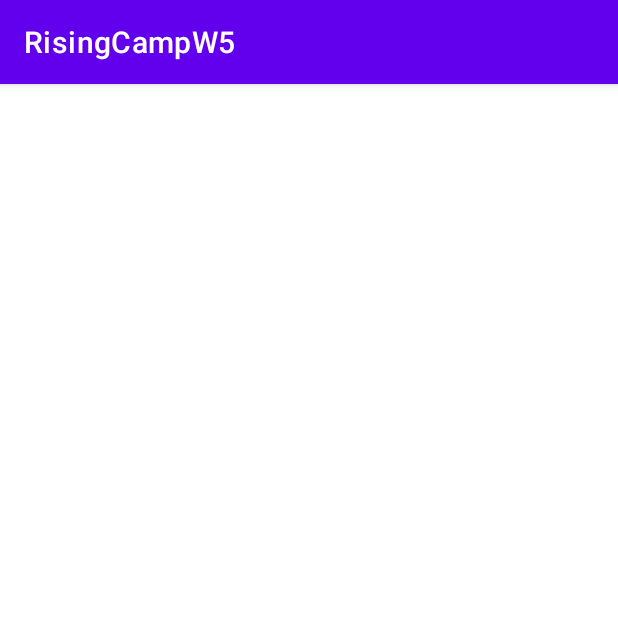
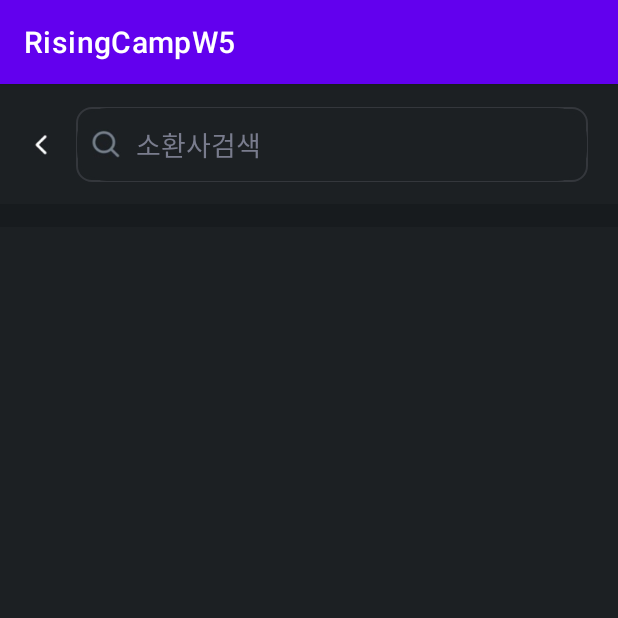
Before and after one commit to DHKINGG/RisingCampW5, an Android app: the screen it shows after launch (MainActivity before the commit, SearchActivity after it), on a phone screen of 412 x 824 dp, the top half of it. Run offline under Robolectric (Android 15) with nearby library versions, the phone set to English and light mode, and no system bars.

Commit message:
searchActivity 레이아웃 개발중

```diff
--- a/app/src/main/AndroidManifest.xml
+++ b/app/src/main/AndroidManifest.xml
@@ -16,10 +16,10 @@
         android:theme="@style/Theme.RisingCampW5"
         tools:targetApi="31">
         <activity
-            android:name=".SearchActivity"
+            android:name=".MainActivity"
             android:exported="false" />
         <activity
-            android:name=".MainActivity"
+            android:name=".SearchActivity"
             android:exported="true">
             <intent-filter>
                 <action android:name="android.intent.action.MAIN" />
--- /dev/null
+++ b/app/src/main/res/drawable/edt_rounding.xml
@@ -0,0 +1,28 @@
+<?xml version="1.0" encoding="utf-8"?>
+<layer-list xmlns:android="http://schemas.android.com/apk/res/android">
+    <item>
+        <shape android:shape="rectangle">
+            <stroke android:width = "1dp" android:color = "#34373c"/>
+            <corners
+                android:bottomRightRadius="10dp"
+                android:bottomLeftRadius="10dp"
+                android:topLeftRadius="10dp"
+                android:topRightRadius="10dp"/>
+        </shape>
+    </item>
+
+    <item
+        android:bottom="1dp"
+        android:left="1dp"
+        android:right="1dp"
+        android:top="1dp">
+        <shape android:shape="rectangle">
+            <solid android:color="#1c2023"/>
+            <corners
+                android:bottomRightRadius="20dp"
+                android:bottomLeftRadius="20dp"
+                android:topLeftRadius="20dp"
+                android:topRightRadius="20dp"/>
+        </shape>
+    </item>
+</layer-list>
--- /dev/null
+++ b/app/src/main/res/drawable/search_resize.xml
@@ -0,0 +1,8 @@
+<?xml version="1.0" encoding="utf-8"?>
+<layer-list xmlns:android="http://schemas.android.com/apk/res/android">
+    <item
+        android:drawable="@drawable/search_icon"
+        android:width="20dp"
+        android:height="20dp">
+    </item>
+</layer-list>
--- a/app/src/main/res/layout/activity_search.xml
+++ b/app/src/main/res/layout/activity_search.xml
@@ -1,9 +1,56 @@
 <?xml version="1.0" encoding="utf-8"?>
-<androidx.constraintlayout.widget.ConstraintLayout xmlns:android="http://schemas.android.com/apk/res/android"
+<LinearLayout xmlns:android="http://schemas.android.com/apk/res/android"
     xmlns:app="http://schemas.android.com/apk/res-auto"
     xmlns:tools="http://schemas.android.com/tools"
     android:layout_width="match_parent"
     android:layout_height="match_parent"
-    tools:context=".SearchActivity">
+    tools:context=".SearchActivity"
+    android:orientation="vertical"
+    android:background="#171b1e">
 
-</androidx.constraintlayout.widget.ConstraintLayout>
+    <androidx.constraintlayout.widget.ConstraintLayout
+        android:layout_width="match_parent"
+        android:layout_height="80dp"
+        android:background="#1c2023">
+
+        <ImageView
+            android:id="@+id/iv_side_arrow"
+            android:layout_width="15dp"
+            android:layout_height="15dp"
+            android:src="@drawable/left_arrow"
+            app:layout_constraintBottom_toBottomOf="parent"
+            app:layout_constraintTop_toTopOf="parent"
+            app:layout_constraintLeft_toLeftOf="parent"
+            android:layout_marginLeft="20dp"/>
+
+        <EditText
+            android:id="@+id/edt_search_Champ"
+            android:layout_width="0dp"
+            android:layout_height="50dp"
+            app:layout_constraintRight_toRightOf="parent"
+            app:layout_constraintLeft_toRightOf="@+id/iv_side_arrow"
+            app:layout_constraintBottom_toBottomOf="parent"
+            app:layout_constraintTop_toTopOf="parent"
+            android:drawableLeft="@drawable/search_resize"
+            android:textColor="@color/black"
+            android:hint="소환사검색"
+            android:textColorHint="#797c8d"
+            android:background="@drawable/edt_rounding"
+            android:drawablePadding="10dp"
+            android:padding="10dp"
+            android:layout_marginLeft="15dp"
+            android:layout_marginRight="20dp"/>
+
+    </androidx.constraintlayout.widget.ConstraintLayout>
+
+    <androidx.recyclerview.widget.RecyclerView
+        android:layout_width="match_parent"
+        android:layout_height="0dp"
+        android:layout_weight="1"
+        android:layout_marginTop="15dp"
+        android:background="#1c2023">
+
+    </androidx.recyclerview.widget.RecyclerView>
+
+
+</LinearLayout>
```
Also changed, not shown: app/src/main/res/drawable/left_arrow.png (added), app/src/main/res/drawable/search_icon.png (added).
